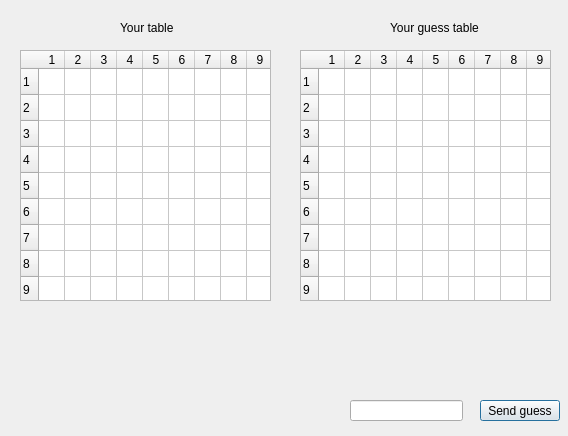
Qt form gamedialog.ui (krawsssyy/Warship-Game-OOP-Qt-) before a commit.
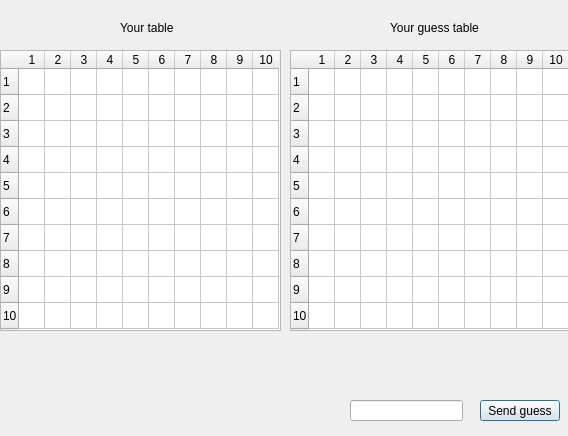
The same form after that commit.

What changed in the file:
```diff
--- a/gamedialog.ui
+++ b/gamedialog.ui
@@ -52,10 +52,10 @@
   <widget class="QTableWidget" name="playerTable">
    <property name="geometry">
     <rect>
-     <x>20</x>
+     <x>0</x>
      <y>50</y>
-     <width>251</width>
-     <height>251</height>
+     <width>281</width>
+     <height>281</height>
     </rect>
    </property>
    <property name="verticalScrollBarPolicy">
@@ -109,10 +109,10 @@
   <widget class="QTableWidget" name="guessTable">
    <property name="geometry">
     <rect>
-     <x>300</x>
+     <x>290</x>
      <y>50</y>
-     <width>251</width>
-     <height>251</height>
+     <width>281</width>
+     <height>281</height>
     </rect>
    </property>
    <property name="verticalScrollBarPolicy">
```
